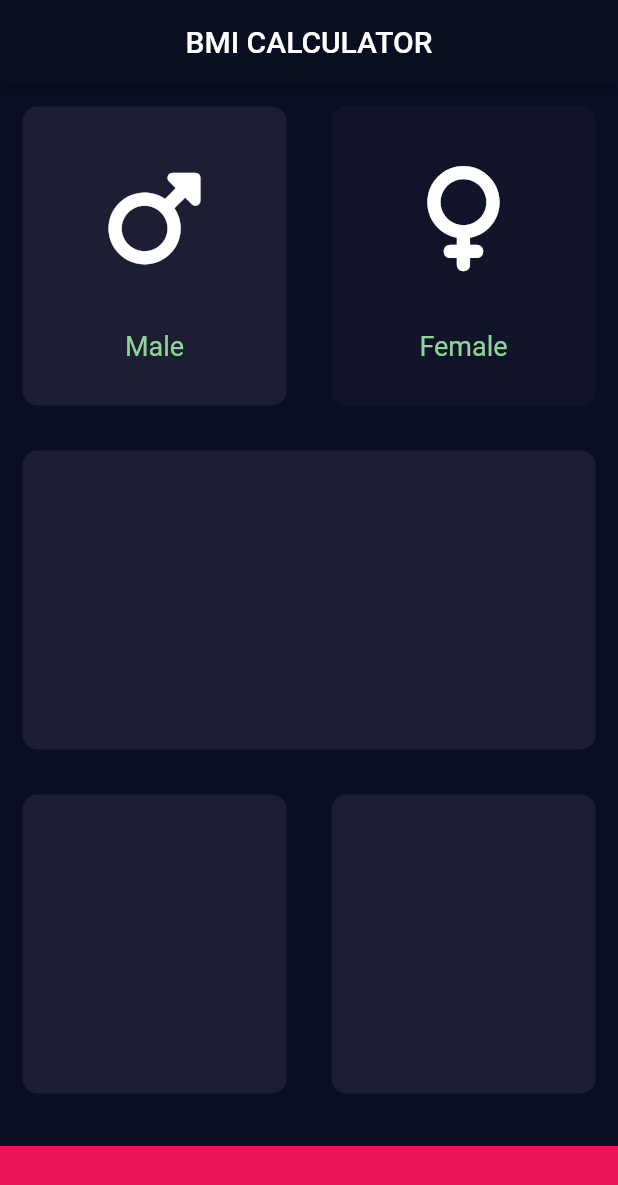
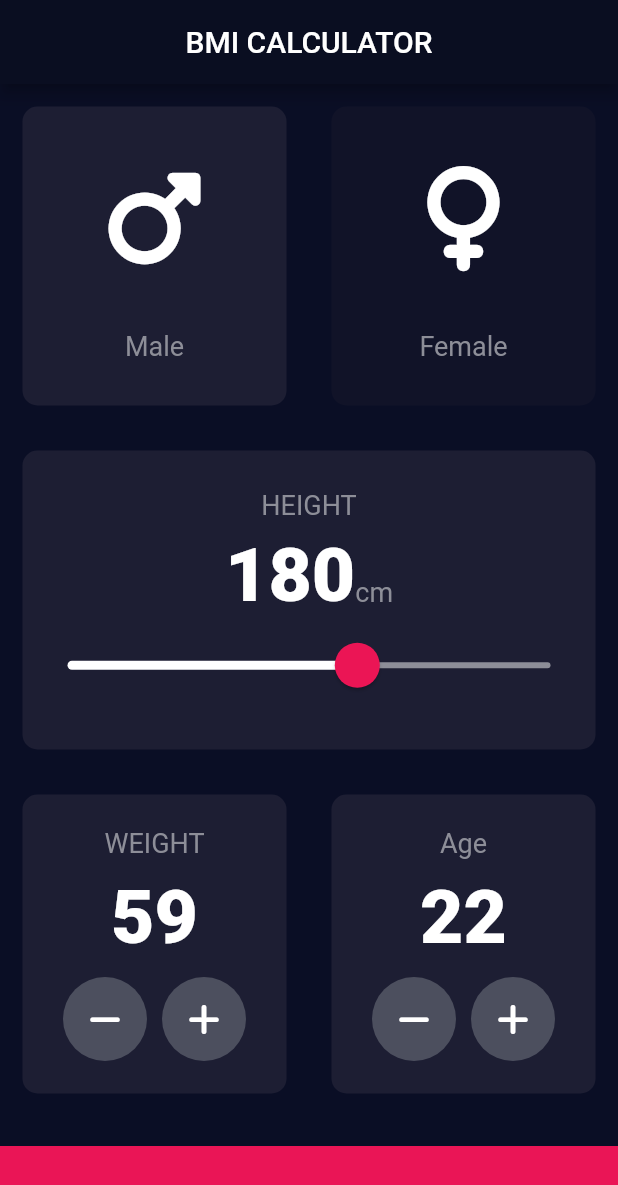
Before and after one commit to Kunjshingala/BMI-Calculator, a Flutter app: the screen it shows after launch, after a tap on "Male", on a phone screen of 412 x 824 dp. Shown: the top 1185 px of the screen. Run offline on Flutter 3.47's test engine with Material 2 defaults, Android fonts, the phone set to English and light mode, and no system bars; our stand-ins replace font_awesome_flutter.

Commit message:
Input Screen Complete.

```diff
--- /dev/null
+++ b/lib/constant.dart
@@ -0,0 +1,21 @@
+import 'package:flutter/material.dart';
+
+const kBottamContainerHeight = 60.0;
+const kActiveCardColour = Color(0xff1d1e33);
+const kInactiveCardColour = Color(0xff111328);
+const kBottomContainerColour = Color(0xffEA1556);
+
+//region lable TextStyle
+const kLableTextStyle = TextStyle(
+  fontSize: 18,
+  color: Color(0xff8D8E98),
+);
+//endregion
+
+const kNumberTextStyle = TextStyle(
+  fontSize: 50,
+  fontWeight: FontWeight.w900,
+);
+
+double kMinHeight = 120;
+double kMaxHeight = 220;
--- a/lib/icon_content.dart
+++ b/lib/icon_content.dart
@@ -1,10 +1,6 @@
+import 'package:bmi_calculator/constant.dart';
 import 'package:flutter/cupertino.dart';
 import 'package:flutter/material.dart';
-
-const lableTextStyle = TextStyle(
-  fontSize: 18,
-  color: Color(0xff8dd698),
-);
 
 class IconContent extends StatelessWidget {
   IconContent({required this.icon, this.lable});
@@ -28,7 +24,7 @@ class IconContent extends StatelessWidget {
           flex: 1,
           child: Text(
             lable!,
-            style: lableTextStyle,
+            style: kLableTextStyle,
           ),
         ),
       ],
--- a/lib/input_page.dart
+++ b/lib/input_page.dart
@@ -1,13 +1,13 @@
 import 'package:bmi_calculator/reusable_card.dart';
 import 'package:flutter/material.dart';
 import 'package:font_awesome_flutter/font_awesome_flutter.dart';
-
+import 'constant.dart';
 import 'icon_content.dart';
 
-const bottamContainerHeight = 60.0;
-const activeCardColour = Color(0xff1d1e33);
-const inactiveCardColour = Color(0xff111328);
-const bottomContainerColour = Color(0xffEA1556);
+enum Gender {
+  male,
+  female,
+}
 
 class InputPage extends StatefulWidget {
   @override
@@ -15,27 +15,10 @@ class InputPage extends StatefulWidget {
 }
 
 class _InputPageState extends State<InputPage> {
-  @override
-  Color maleCardColour = inactiveCardColour;
-  Color femaleCardColour = inactiveCardColour;
-
-  //1=male 2=female
-  void updateColour(int gender) {
-    if (gender == 1) {
-      if (maleCardColour == inactiveCardColour) {
-        maleCardColour = activeCardColour;
-      } else {
-        maleCardColour = inactiveCardColour;
-      }
-    }
-    if (gender == 2) {
-      if (femaleCardColour == inactiveCardColour) {
-        femaleCardColour == activeCardColour;
-      } else {
-        femaleCardColour == inactiveCardColour;
-      }
-    }
-  }
+  Gender selctedGender = Gender.male;
+  int height = 180;
+  int weight = 60;
+  int age = 22;
 
   Widget build(BuildContext context) {
     return Scaffold(
@@ -51,34 +34,34 @@ class _InputPageState extends State<InputPage> {
             child: Row(
               children: [
                 Expanded(
-                  child: GestureDetector(
-                    onTap: () {
+                  child: ReusableCard(
+                    onPressed: () {
                       setState(() {
-                        updateColour(1);
+                        selctedGender = Gender.male;
                       });
                     },
-                    child: ReusableCard(
-                      colour: maleCardColour,
+                    colour: selctedGender == Gender.male
+                        ? kActiveCardColour
+                        : kInactiveCardColour,
                     childCard: IconContent(
                       icon: FontAwesomeIcons.mars,
                       lable: 'Male',
                     ),
                   ),
                 ),
-                ),
                 Expanded(
-                  child: GestureDetector(
-                    onTap: () {
+                  child: ReusableCard(
+                    onPressed: () {
                       setState(() {
-                        updateColour(2);
+                        selctedGender = Gender.female;
                       });
                     },
-                    child: ReusableCard(
-                      colour: femaleCardColour,
+                    colour: selctedGender == Gender.female
+                        ? kActiveCardColour
+                        : kInactiveCardColour,
                     childCard: IconContent(
                       icon: FontAwesomeIcons.venus,
                       lable: 'Female',
-                      ),
                     ),
                   ),
                 ),
@@ -87,8 +70,56 @@ class _InputPageState extends State<InputPage> {
           ),
           Expanded(
             child: ReusableCard(
-              colour: activeCardColour,
-              childCard: Container(),
+              colour: kActiveCardColour,
+              childCard: Column(
+                mainAxisAlignment: MainAxisAlignment.center,
+                children: [
+                  Text(
+                    'HEIGHT',
+                    style: kLableTextStyle,
+                  ),
+                  SizedBox(
+                    height: 7,
+                  ),
+                  Row(
+                    mainAxisAlignment: MainAxisAlignment.center,
+                    crossAxisAlignment: CrossAxisAlignment.baseline,
+                    textBaseline: TextBaseline.alphabetic,
+                    children: [
+                      Text(
+                        height.toString(),
+                        style: kNumberTextStyle,
+                      ),
+                      Text(
+                        'cm',
+                        style: kLableTextStyle,
+                      ),
+                    ],
+                  ),
+
+                  //adaptive for both ANDROID and IOS
+                  SliderTheme(
+                    data: SliderTheme.of(context).copyWith(
+                      inactiveTrackColor: Color(0xff8d8e98),
+                      activeTrackColor: Colors.white,
+                      thumbColor: Color(0xffEB1555),
+                      overlayColor: Color(0x15EB1555),
+                      thumbShape: RoundSliderThumbShape(enabledThumbRadius: 15),
+                      overlayShape: RoundSliderOverlayShape(overlayRadius: 30),
+                    ),
+                    child: Slider.adaptive(
+                      value: height.toDouble(),
+                      min: kMinHeight,
+                      max: kMaxHeight,
+                      onChanged: (double newValue) {
+                        setState(() {
+                          height = newValue.round();
+                        });
+                      },
+                    ),
+                  ),
+                ],
+              ),
             ),
           ),
           Expanded(
@@ -96,27 +127,133 @@ class _InputPageState extends State<InputPage> {
               children: [
                 Expanded(
                   child: ReusableCard(
-                    colour: activeCardColour,
-                    childCard: Container(),
+                    colour: kActiveCardColour,
+                    childCard: Column(
+                      mainAxisAlignment: MainAxisAlignment.center,
+                      children: [
+                        Text(
+                          'WEIGHT',
+                          style: kLableTextStyle,
+                        ),
+                        SizedBox(
+                          height: 10,
+                        ),
+                        Text(
+                          weight.toString(),
+                          style: kNumberTextStyle,
+                        ),
+                        SizedBox(
+                          height: 10,
+                        ),
+                        Row(
+                          mainAxisAlignment: MainAxisAlignment.center,
+                          children: [
+                            RoundIconButton(
+                              onPressed: () {
+                                setState(() {
+                                  weight--;
+                                });
+                              },
+                              icon: FontAwesomeIcons.minus,
+                            ),
+                            SizedBox(
+                              width: 10,
+                            ),
+                            RoundIconButton(
+                              onPressed: () {
+                                setState(() {
+                                  weight++;
+                                });
+                              },
+                              icon: FontAwesomeIcons.plus,
+                            ),
+                          ],
+                        )
+                      ],
+                    ),
                   ),
                 ),
                 Expanded(
                   child: ReusableCard(
-                    colour: activeCardColour,
-                    childCard: Container(),
+                    colour: kActiveCardColour,
+                    childCard: Column(
+                      mainAxisAlignment: MainAxisAlignment.center,
+                      children: [
+                        Text(
+                          'Age',
+                          style: kLableTextStyle,
+                        ),
+                        SizedBox(
+                          height: 10,
+                        ),
+                        Text(
+                          age.toString(),
+                          style: kNumberTextStyle,
+                        ),
+                        SizedBox(
+                          height: 10,
+                        ),
+                        Row(
+                          mainAxisAlignment: MainAxisAlignment.center,
+                          children: [
+                            RoundIconButton(
+                              onPressed: () {
+                                setState(() {
+                                  age--;
+                                });
+                              },
+                              icon: FontAwesomeIcons.minus,
+                            ),
+                            SizedBox(
+                              width: 10,
+                            ),
+                            RoundIconButton(
+                              onPressed: () {
+                                setState(() {
+                                  age++;
+                                });
+                              },
+                              icon: FontAwesomeIcons.plus,
+                            ),
+                          ],
+                        )
+                      ],
+                    ),
                   ),
                 )
               ],
             ),
           ),
           Container(
-            color: bottomContainerColour,
+            color: kBottomContainerColour,
             margin: EdgeInsets.only(top: 20),
             width: double.infinity,
-            height: bottamContainerHeight,
+            height: kBottamContainerHeight,
           )
         ],
       ),
     );
   }
 }
+
+class RoundIconButton extends StatelessWidget {
+  RoundIconButton({required this.icon, required this.onPressed});
+
+  final IconData icon;
+  final VoidCallback onPressed;
+
+  @override
+  Widget build(BuildContext context) {
+    return RawMaterialButton(
+      child: Icon(icon),
+      onPressed: onPressed,
+      elevation: 0,
+      constraints: BoxConstraints.tightFor(
+        width: 56,
+        height: 56,
+      ),
+      shape: CircleBorder(),
+      fillColor: Color(0xff4c4f5E),
+    );
+  }
+}
--- a/lib/main.dart
+++ b/lib/main.dart
@@ -1,5 +1,4 @@
 import 'package:bmi_calculator/input_page.dart';
-import 'package:bmi_calculator/temp.dart';
 import 'package:flutter/material.dart';
 
 void main() => runApp(BMICalculator());
--- a/lib/reusable_card.dart
+++ b/lib/reusable_card.dart
@@ -1,20 +1,24 @@
 import 'package:flutter/cupertino.dart';
 
 class ReusableCard extends StatelessWidget {
-  const ReusableCard({required this.colour, required this.childCard});
+  const ReusableCard({required this.colour, this.childCard, this.onPressed});
 
   final Color colour;
-  final Widget childCard;
+  final Widget? childCard;
+  final Function()? onPressed;
 
   @override
   Widget build(BuildContext context) {
-    return Container(
-      margin: EdgeInsets.all(15),
-      decoration: BoxDecoration(
-        color: colour,
-        borderRadius: BorderRadius.circular(10),
+    return GestureDetector(
+      onTap: onPressed,
+      child: Container(
+        margin: EdgeInsets.all(15),
+        decoration: BoxDecoration(
+          color: colour,
+          borderRadius: BorderRadius.circular(10),
+        ),
+        child: childCard,
       ),
-      child: childCard,
     );
   }
 }
```
Lines whose indentation alone changed are shown as unchanged.
